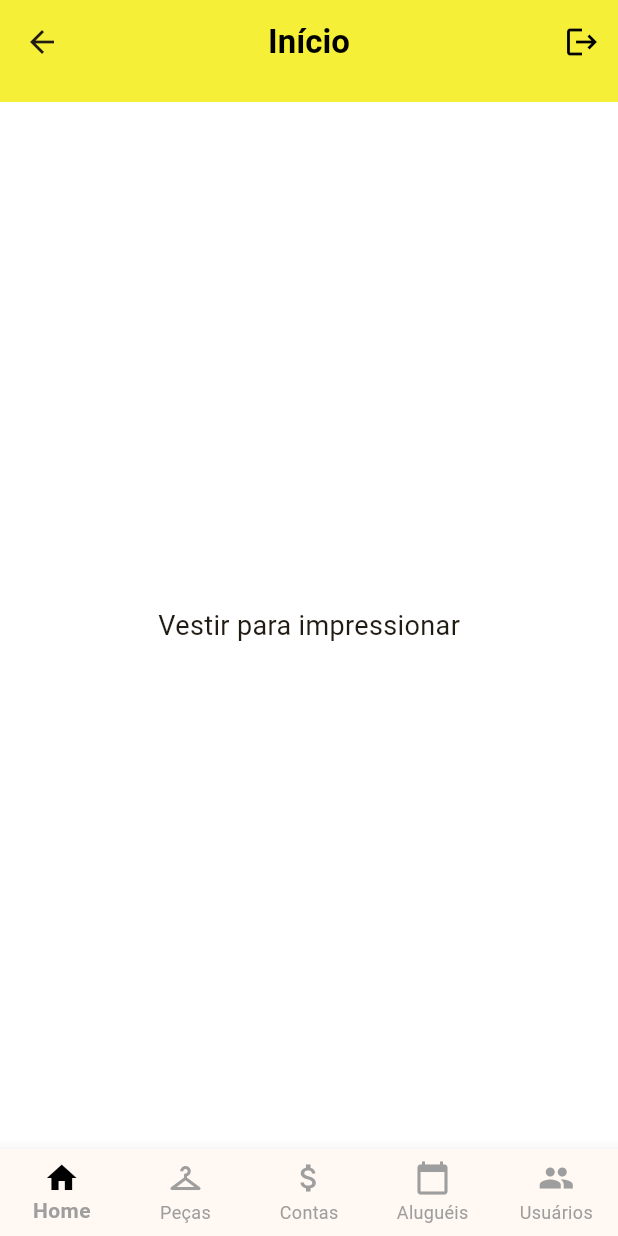
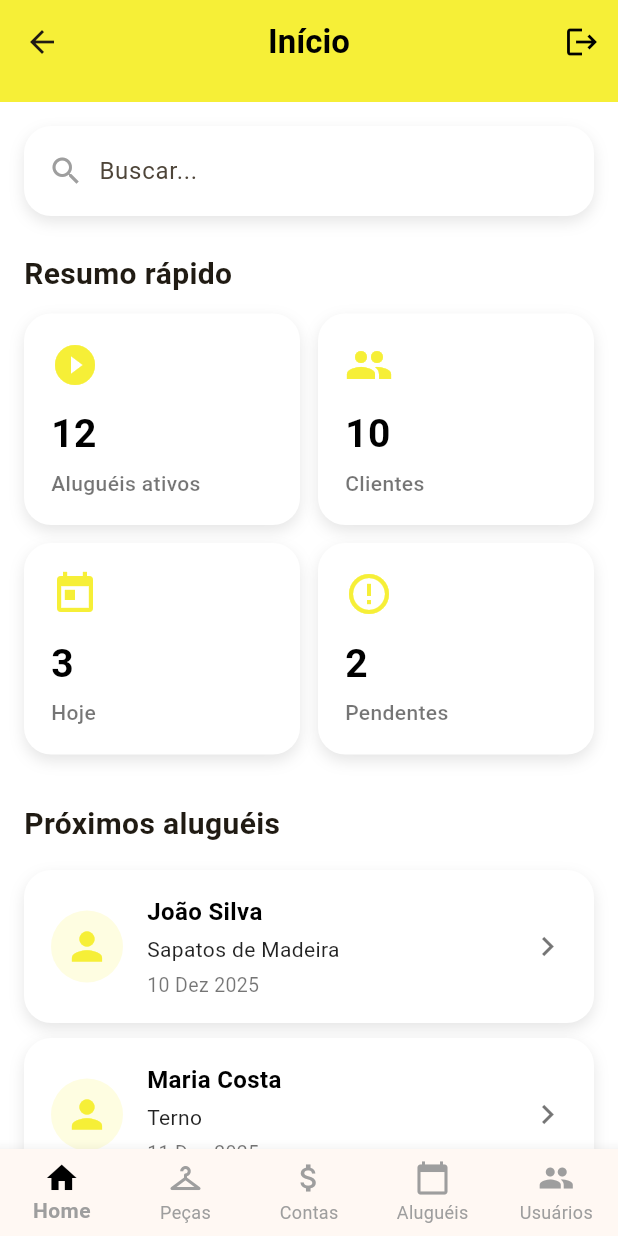
Before and after one commit to Maikyysu/App-D-Charme, a Flutter app: the HomeScreen screen opened by its route, on a phone screen of 412 x 824 dp. Run offline on Flutter 3.47's test engine with Material 3 defaults, Android fonts, the phone set to English and light mode, and no system bars; our stand-ins replace flutter_riverpod.

Commit message:
Terceiro Commit

```diff
--- a/lib/screens/home.dart
+++ b/lib/screens/home.dart
@@ -3,7 +3,9 @@ import 'package:flutter_riverpod/flutter_riverpod.dart';
 import '../models/app_state_provider.dart';
 import './widgets/bottomnav.dart';
 import './widgets/appbardefault.dart';
+import './widgets/cards.dart';
 import '../config.dart';
+import './widgets/search_box.dart';
 
 class HomeScreen extends ConsumerWidget {
   const HomeScreen({super.key});
@@ -30,12 +32,124 @@ class HomeScreen extends ConsumerWidget {
         ],
       ),
 
-      body: Center(
-        child: Text(
-          AppConfig.slogan,
-          style: const TextStyle(fontSize: 18),
+      body: SingleChildScrollView(
+        padding: const EdgeInsets.all(16),
+        child: Column(
+          crossAxisAlignment: CrossAxisAlignment.start,
+          children: [
+
+            const SearchBox(),
+
+            const SizedBox(height: 24),
+
+            const Text(
+              "Resumo rápido",
+              style: TextStyle(
+                fontSize: 20,
+                fontWeight: FontWeight.w700,
               ),
             ),
+
+            const SizedBox(height: 12),
+
+            Row(
+              mainAxisAlignment: MainAxisAlignment.spaceBetween,
+              children: const [
+                Expanded(
+                  child: HomeStatsCard(
+                    label: "Aluguéis ativos",
+                    value: "12",
+                    icon: Icons.play_circle_fill,
+                  ),
+                ),
+                SizedBox(width: 12),
+                Expanded(
+                  child: HomeStatsCard(
+                    label: "Clientes",
+                    value: "10",
+                    icon: Icons.people,
+                  ),
+                ),
+              ],
+            ),
+
+            const SizedBox(height: 12),
+
+            Row(
+              mainAxisAlignment: MainAxisAlignment.spaceBetween,
+              children: const [
+                Expanded(
+                  child: HomeStatsCard(
+                    label: "Hoje",
+                    value: "3",
+                    icon: Icons.today,
+                  ),
+                ),
+                SizedBox(width: 12),
+                Expanded(
+                  child: HomeStatsCard(
+                    label: "Pendentes",
+                    value: "2",
+                    icon: Icons.error_outline,
+                  ),
+                ),
+              ],
+            ),
+
+            const SizedBox(height: 32),
+
+            const Text(
+              "Próximos aluguéis",
+              style: TextStyle(
+                fontSize: 20,
+                fontWeight: FontWeight.w700,
+              ),
+            ),
+
+            const SizedBox(height: 16),
+
+            const UpcomingRentalCard(
+              name: "João Silva",
+              date: "10 Dez 2025",
+              item: "Sapatos de Madeira",
+            ),
+
+            const SizedBox(height: 10),
+
+            const UpcomingRentalCard(
+              name: "Maria Costa",
+              date: "11 Dez 2025",
+              item: "Terno",
+            ),
+
+            const SizedBox(height: 10),
+
+            const UpcomingRentalCard(
+              name: "Carlos Souza",
+              date: "12 Dez 2025",
+              item: "Vestido Branco M",
+            ),
+
+            const SizedBox(height: 16),
+
+            Align(
+              alignment: Alignment.centerRight,
+              child: TextButton(
+                onPressed: () => Navigator.pushNamed(context, '/rentals'),
+                child: const Text(
+                  "Ver todos",
+                  style: TextStyle(
+                    fontSize: 16,
+                    fontWeight: FontWeight.w600,
+                    color: Colors.black,
+                  ),
+                ),
+              ),
+            ),
+          ],
+        ),
+      ),
+
       bottomNavigationBar: const BottomNav(currentIndex: 0),
     );
   }
--- /dev/null
+++ b/lib/screens/widgets/cards.dart
@@ -0,0 +1,151 @@
+import 'package:flutter/material.dart';
+import '../../config.dart';
+
+class HomeStatsCard extends StatelessWidget {
+  final String label;
+  final String value;
+  final IconData icon;
+
+  const HomeStatsCard({
+    super.key,
+    required this.label,
+    required this.value,
+    required this.icon,
+  });
+
+  @override
+  Widget build(BuildContext context) {
+    return Container(
+      padding: const EdgeInsets.all(18),
+      decoration: BoxDecoration(
+        color: Colors.white,
+        borderRadius: BorderRadius.circular(18),
+        boxShadow: [
+          BoxShadow(
+            blurRadius: 8,
+            offset: const Offset(0, 4),
+            color: Colors.black.withValues(alpha: 0.10),
+          ),
+        ],
+      ),
+      child: Column(
+        crossAxisAlignment: CrossAxisAlignment.start,
+        children: [
+          Icon(
+            icon,
+            size: 32,
+            color: AppConfig.primaryColor,
+          ),
+          const SizedBox(height: 12),
+          Text(
+            value,
+            style: const TextStyle(
+              fontSize: 26,
+              fontWeight: FontWeight.w700,
+              color: Colors.black,
+            ),
+          ),
+          const SizedBox(height: 4),
+          Text(
+            label,
+            style: const TextStyle(
+              fontSize: 14,
+              color: Colors.black54,
+              fontWeight: FontWeight.w500,
+            ),
+          ),
+        ],
+      ),
+    );
+  }
+}
+
+class UpcomingRentalCard extends StatelessWidget {
+  final String name;
+  final String date;
+  final String item;
+
+  const UpcomingRentalCard({
+    super.key,
+    required this.name,
+    required this.date,
+    required this.item,
+  });
+
+  @override
+  Widget build(BuildContext context) {
+    return Container(
+      padding: const EdgeInsets.symmetric(horizontal: 18, vertical: 16),
+      decoration: BoxDecoration(
+        color: Colors.white,
+        borderRadius: BorderRadius.circular(18),
+        boxShadow: [
+          BoxShadow(
+            blurRadius: 8,
+            offset: const Offset(0, 4),
+            color: Colors.black.withValues(alpha: 0.10),
+          ),
+        ],
+      ),
+      child: Row(
+        children: [
+          Container(
+            width: 48,
+            height: 48,
+            decoration: BoxDecoration(
+              shape: BoxShape.circle,
+              color: AppConfig.primaryColor.withValues(alpha: 0.15),
+            ),
+            child: Icon(
+              Icons.person,
+              size: 30,
+              color: AppConfig.primaryColor,
+            ),
+          ),
+
+          const SizedBox(width: 16),
+
+          Expanded(
+            child: Column(
+              crossAxisAlignment: CrossAxisAlignment.start,
+              children: [
+                Text(
+                  name,
+                  style: const TextStyle(
+                    fontSize: 16,
+                    fontWeight: FontWeight.w700,
+                    color: Colors.black,
+                  ),
+                ),
+                const SizedBox(height: 4),
+                Text(
+                  item,
+                  style: const TextStyle(
+                    fontSize: 14,
+                    color: Colors.black87,
+                  ),
+                ),
+                const SizedBox(height: 4),
+                Text(
+                  date,
+                  style: const TextStyle(
+                    fontSize: 13,
+                    color: Colors.black54,
+                  ),
+                ),
+              ],
+            ),
+          ),
+
+          const SizedBox(width: 8),
+
+          const Icon(
+            Icons.chevron_right,
+            color: Colors.black54,
+            size: 26,
+          ),
+        ],
+      ),
+    );
+  }
+}
--- a/lib/screens/widgets/search_box.dart
+++ b/lib/screens/widgets/search_box.dart
@@ -12,26 +12,40 @@ class SearchBox extends StatelessWidget {
 
   @override
   Widget build(BuildContext context) {
-    return TextField(
-      onChanged: onChanged,
-      decoration: InputDecoration(
-        hintText: hintText,
-        prefixIcon: const Icon(Icons.search),
-        filled: true,
-        fillColor: Colors.white,
-        contentPadding: const EdgeInsets.symmetric(vertical: 14),
-        border: OutlineInputBorder(
-          borderRadius: BorderRadius.circular(100),
-          borderSide: BorderSide.none,
-        ),
-        enabledBorder: OutlineInputBorder(
-          borderRadius: BorderRadius.circular(100),
-          borderSide: BorderSide.none,
-        ),
-        focusedBorder: OutlineInputBorder(
-          borderRadius: BorderRadius.circular(100),
-          borderSide: const BorderSide(color: Colors.grey),
-        ),
+    return Container(
+      padding: const EdgeInsets.symmetric(horizontal: 16, vertical: 6),
+      decoration: BoxDecoration(
+        color: Colors.white,
+        borderRadius: BorderRadius.circular(18),
+        boxShadow: [
+          BoxShadow(
+            blurRadius: 8,
+            offset: const Offset(0, 4),
+            color: Colors.black.withValues(alpha: 0.10),
+          ),
+        ],
+      ),
+      child: Row(
+        children: [
+
+          const Icon(Icons.search, color: Colors.grey),
+
+          const SizedBox(width: 10),
+
+          Expanded(
+            child: TextField(
+              onChanged: onChanged,
+              decoration: const InputDecoration(
+                border: InputBorder.none,
+                focusedBorder: InputBorder.none,
+                enabledBorder: InputBorder.none,
+                disabledBorder: InputBorder.none,
+                hintText: 'Buscar...',
+              ),
+              style: const TextStyle(fontSize: 16),
+            ),
+          ),
+        ],
       ),
     );
   }
```
Lines whose indentation alone changed are shown as unchanged.
